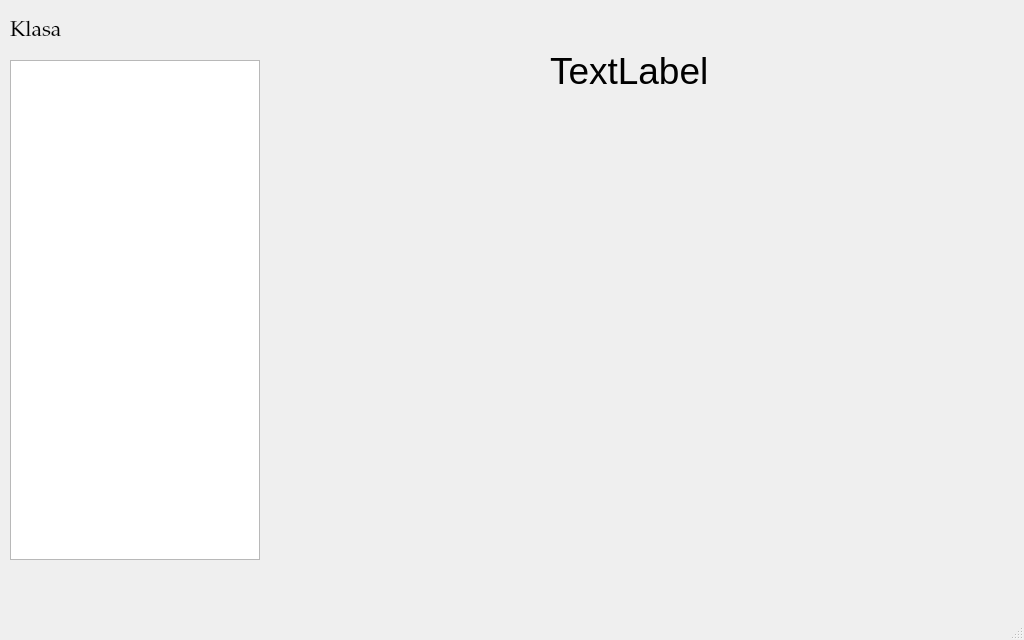
First picture: the form in myclasswin.ui, repository Barto-Paja/AlaMail, before the edit.
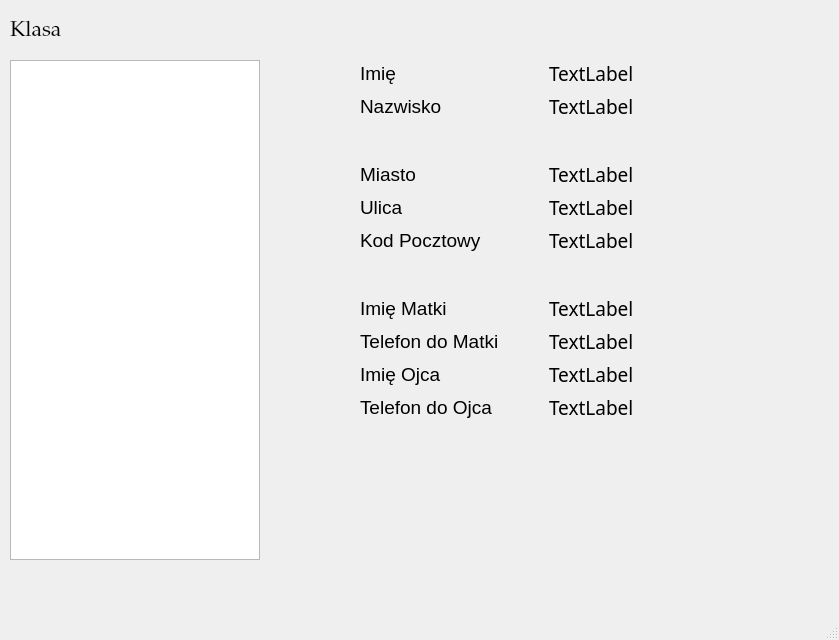
Second picture: the form after the edit.

```diff
--- a/myclasswin.ui
+++ b/myclasswin.ui
@@ -6,7 +6,7 @@
    <rect>
     <x>0</x>
     <y>0</y>
-    <width>1024</width>
+    <width>839</width>
     <height>640</height>
    </rect>
   </property>
@@ -63,23 +63,268 @@
      </rect>
     </property>
    </widget>
-   <widget class="QLabel" name="label_3">
+   <widget class="QWidget" name="gridLayoutWidget">
     <property name="geometry">
      <rect>
-      <x>550</x>
-      <y>30</y>
-      <width>241</width>
-      <height>81</height>
+      <x>360</x>
+      <y>60</y>
+      <width>371</width>
+      <height>361</height>
      </rect>
     </property>
-    <property name="font">
-     <font>
-      <pointsize>28</pointsize>
-     </font>
-    </property>
-    <property name="text">
-     <string>TextLabel</string>
-    </property>
+    <layout class="QGridLayout" name="gridLayout">
+     <item row="5" column="1">
+      <widget class="QLabel" name="label_postcode">
+       <property name="font">
+        <font>
+         <family>Sitka Subheading</family>
+         <pointsize>14</pointsize>
+        </font>
+       </property>
+       <property name="text">
+        <string>TextLabel</string>
+       </property>
+      </widget>
+     </item>
+     <item row="6" column="0">
+      <spacer name="verticalSpacer">
+       <property name="orientation">
+        <enum>Qt::Vertical</enum>
+       </property>
+       <property name="sizeHint" stdset="0">
+        <size>
+         <width>20</width>
+         <height>40</height>
+        </size>
+       </property>
+      </spacer>
+     </item>
+     <item row="8" column="0">
+      <widget class="QLabel" name="label_9">
+       <property name="font">
+        <font>
+         <pointsize>14</pointsize>
+        </font>
+       </property>
+       <property name="text">
+        <string>Telefon do Matki</string>
+       </property>
+      </widget>
+     </item>
+     <item row="10" column="0">
+      <widget class="QLabel" name="label_11">
+       <property name="font">
+        <font>
+         <pointsize>14</pointsize>
+        </font>
+       </property>
+       <property name="text">
+        <string>Telefon do Ojca</string>
+       </property>
+      </widget>
+     </item>
+     <item row="3" column="1">
+      <widget class="QLabel" name="label_city">
+       <property name="font">
+        <font>
+         <family>Sitka Subheading</family>
+         <pointsize>14</pointsize>
+        </font>
+       </property>
+       <property name="text">
+        <string>TextLabel</string>
+       </property>
+      </widget>
+     </item>
+     <item row="0" column="0">
+      <widget class="QLabel" name="label_3">
+       <property name="font">
+        <font>
+         <pointsize>14</pointsize>
+        </font>
+       </property>
+       <property name="text">
+        <string>Imię</string>
+       </property>
+      </widget>
+     </item>
+     <item row="1" column="0">
+      <widget class="QLabel" name="label_4">
+       <property name="font">
+        <font>
+         <pointsize>14</pointsize>
+        </font>
+       </property>
+       <property name="text">
+        <string>Nazwisko</string>
+       </property>
+      </widget>
+     </item>
+     <item row="3" column="0">
+      <widget class="QLabel" name="label_5">
+       <property name="font">
+        <font>
+         <pointsize>14</pointsize>
+        </font>
+       </property>
+       <property name="text">
+        <string>Miasto</string>
+       </property>
+      </widget>
+     </item>
+     <item row="4" column="0">
+      <widget class="QLabel" name="label_6">
+       <property name="font">
+        <font>
+         <pointsize>14</pointsize>
+        </font>
+       </property>
+       <property name="text">
+        <string>Ulica</string>
+       </property>
+      </widget>
+     </item>
+     <item row="5" column="0">
+      <widget class="QLabel" name="label_7">
+       <property name="font">
+        <font>
+         <pointsize>14</pointsize>
+        </font>
+       </property>
+       <property name="text">
+        <string>Kod Pocztowy</string>
+       </property>
+      </widget>
+     </item>
+     <item row="9" column="0">
+      <widget class="QLabel" name="label_10">
+       <property name="font">
+        <font>
+         <pointsize>14</pointsize>
+        </font>
+       </property>
+       <property name="text">
+        <string>Imię Ojca</string>
+       </property>
+      </widget>
+     </item>
+     <item row="7" column="0">
+      <widget class="QLabel" name="label_8">
+       <property name="font">
+        <font>
+         <pointsize>14</pointsize>
+        </font>
+       </property>
+       <property name="text">
+        <string>Imię Matki</string>
+       </property>
+      </widget>
+     </item>
+     <item row="0" column="1">
+      <widget class="QLabel" name="label_surname">
+       <property name="font">
+        <font>
+         <family>Sitka Subheading</family>
+         <pointsize>14</pointsize>
+        </font>
+       </property>
+       <property name="text">
+        <string>TextLabel</string>
+       </property>
+      </widget>
+     </item>
+     <item row="4" column="1">
+      <widget class="QLabel" name="label_street">
+       <property name="font">
+        <font>
+         <family>Sitka Subheading</family>
+         <pointsize>14</pointsize>
+        </font>
+       </property>
+       <property name="text">
+        <string>TextLabel</string>
+       </property>
+      </widget>
+     </item>
+     <item row="1" column="1">
+      <widget class="QLabel" name="label_name">
+       <property name="font">
+        <font>
+         <family>Sitka Subheading</family>
+         <pointsize>14</pointsize>
+        </font>
+       </property>
+       <property name="text">
+        <string>TextLabel</string>
+       </property>
+      </widget>
+     </item>
+     <item row="9" column="1">
+      <widget class="QLabel" name="label_fathername">
+       <property name="font">
+        <font>
+         <family>Sitka Subheading</family>
+         <pointsize>14</pointsize>
+        </font>
+       </property>
+       <property name="text">
+        <string>TextLabel</string>
+       </property>
+      </widget>
+     </item>
+     <item row="7" column="1">
+      <widget class="QLabel" name="label_mothername">
+       <property name="font">
+        <font>
+         <family>Sitka Subheading</family>
+         <pointsize>14</pointsize>
+        </font>
+       </property>
+       <property name="text">
+        <string>TextLabel</string>
+       </property>
+      </widget>
+     </item>
+     <item row="8" column="1">
+      <widget class="QLabel" name="label_phoneM">
+       <property name="font">
+        <font>
+         <family>Sitka Subheading</family>
+         <pointsize>14</pointsize>
+        </font>
+       </property>
+       <property name="text">
+        <string>TextLabel</string>
+       </property>
+      </widget>
+     </item>
+     <item row="10" column="1">
+      <widget class="QLabel" name="label_phoneF">
+       <property name="font">
+        <font>
+         <family>Sitka Subheading</family>
+         <pointsize>14</pointsize>
+        </font>
+       </property>
+       <property name="text">
+        <string>TextLabel</string>
+       </property>
+      </widget>
+     </item>
+     <item row="2" column="0">
+      <spacer name="verticalSpacer_2">
+       <property name="orientation">
+        <enum>Qt::Vertical</enum>
+       </property>
+       <property name="sizeHint" stdset="0">
+        <size>
+         <width>20</width>
+         <height>40</height>
+        </size>
+       </property>
+      </spacer>
+     </item>
+    </layout>
    </widget>
   </widget>
   <widget class="QMenuBar" name="menubar">
```
Left out of the diff: 2 changed lines with no effect on the pictures.
